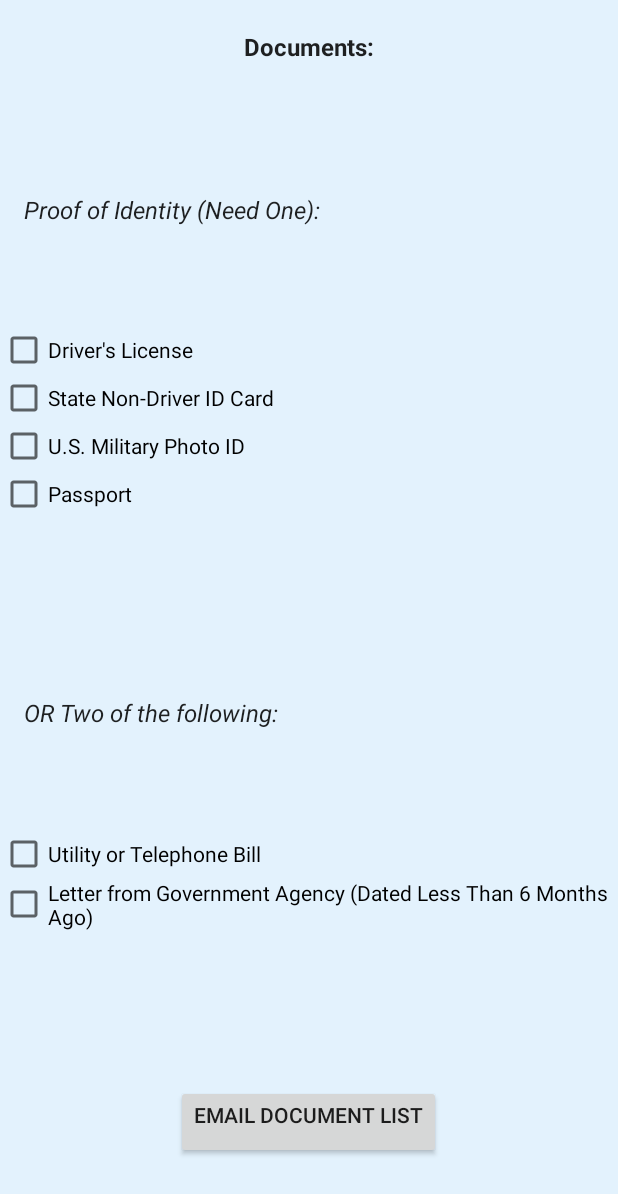
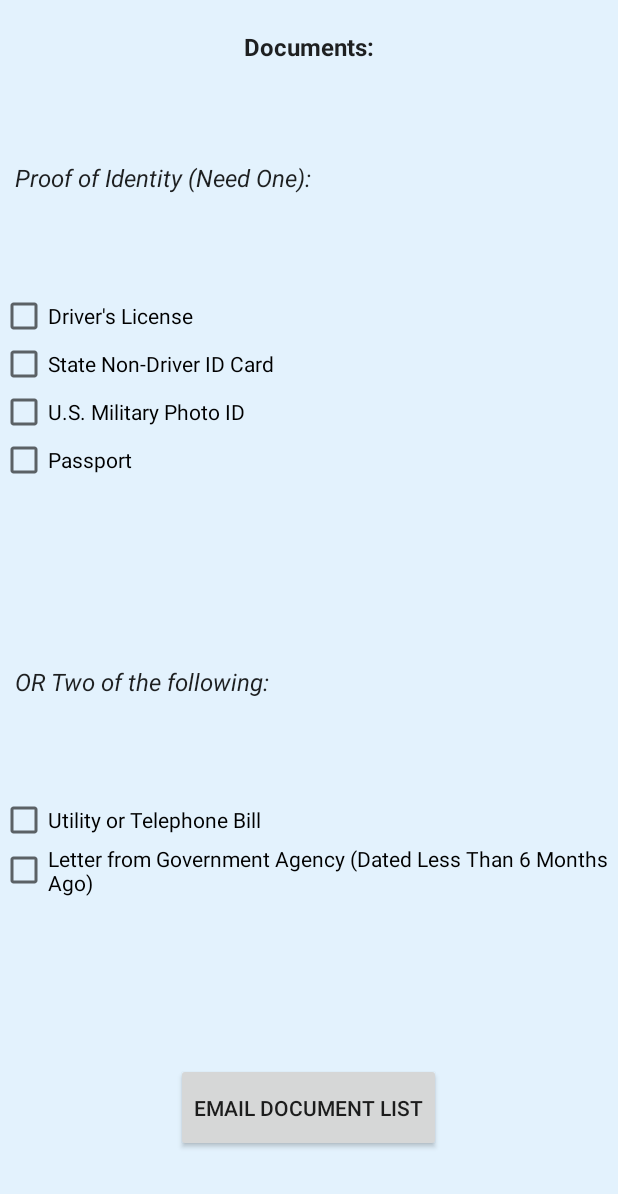
Before and after one commit to aurorakp/Papers, an Android app: the NYState_Birth_Cert_Activity screen opened directly, with no data from a screen before it, on a phone screen of 412 x 824 dp. Shown: the top 1194 px of the screen. Run offline under Robolectric (Android 15) with nearby library versions, the phone set to English and light mode, and no system bars.

Commit message:
Minor tweaks to variables and layouts; added docstrings in some methods.

```diff
--- a/app/src/main/AndroidManifest.xml
+++ b/app/src/main/AndroidManifest.xml
@@ -68,7 +68,6 @@
             <meta-data
                 android:name="android.support.PARENT_ACTIVITY"
                 android:value="com.example.android.papers.MainActivity" />
-
         </activity>
         <activity
             android:name=".NYC_Birth_Cert_Activity"
@@ -78,7 +77,6 @@
             <meta-data
                 android:name="android.support.PARENT_ACTIVITY"
                 android:value="com.example.android.papers.MainActivity" />
-
         </activity>
     </application>
 
--- a/app/src/main/java/com/example/android/papers/DMV_Activity.java
+++ b/app/src/main/java/com/example/android/papers/DMV_Activity.java
@@ -27,6 +27,10 @@ public class DMV_Activity extends AppCompatActivity implements AdapterView.OnIte
         dmv_lvnames = getResources().getStringArray(R.array.dmv_names);
         dmv_lvlinks = getResources().getStringArray(R.array.dmv_links);
         ListView dmv_list = (ListView) findViewById(R.id.dmv_list);
+
+        // Set up custom ArrayAdapter to handle the ListView and make the text
+        // larger and easier to see
+
         final ArrayAdapter<String> dmvAdapter = new ArrayAdapter<String>
                 (this, android.R.layout.simple_list_item_1, dmv_lvnames) {
             @Override
--- a/app/src/main/java/com/example/android/papers/NYC_Birth_Cert_Activity.java
+++ b/app/src/main/java/com/example/android/papers/NYC_Birth_Cert_Activity.java
@@ -72,6 +72,10 @@ public class NYC_Birth_Cert_Activity extends AppCompatActivity {
     }
 
     public void emailList(View view) {
+        /**
+         *  Sets up an email to send to the user (or someone else) with the list of documents
+         *  that they have checked for future reference.
+         */
 
         String header = "Documents Needed For New York City Birth Certificate Request: \n";
         String doclist = "Document List: " + "\n";
--- a/app/src/main/java/com/example/android/papers/NYState_Birth_Cert_Activity.java
+++ b/app/src/main/java/com/example/android/papers/NYState_Birth_Cert_Activity.java
@@ -49,6 +49,10 @@ public class NYState_Birth_Cert_Activity extends AppCompatActivity {
     }
 
     public void emailList(View view) {
+        /**
+         *  Sets up an email to send to the user (or someone else) with the list of documents
+         *  that they have checked for future reference.
+         */
 
         String header = "Documents Needed For NY State Birth Certificate Request: \n";
         String doclist = "Document List: " + "\n";
--- a/app/src/main/java/com/example/android/papers/Passport_Activity.java
+++ b/app/src/main/java/com/example/android/papers/Passport_Activity.java
@@ -26,6 +26,10 @@ public class Passport_Activity extends AppCompatActivity implements AdapterView.
         passport_lvnames = getResources().getStringArray(R.array.passport_names);
         passport_lvlinks = getResources().getStringArray(R.array.passport_links);
         ListView passport_list = (ListView) findViewById(R.id.passport_list);
+
+        // Set up custom ArrayAdapter to handle the ListView and make the text
+        // larger and easier to see
+
         final ArrayAdapter<String> passportAdapter = new ArrayAdapter<String>
                 (this, android.R.layout.simple_list_item_1, passport_lvnames) {
             @Override
--- a/app/src/main/java/com/example/android/papers/SSN_Activity.java
+++ b/app/src/main/java/com/example/android/papers/SSN_Activity.java
@@ -27,6 +27,10 @@ public class SSN_Activity extends AppCompatActivity implements AdapterView.OnIte
         ssn_lvnames = getResources().getStringArray(R.array.ssn_resource_name_array);
         ssn_lvlinks = getResources().getStringArray(R.array.ssn_resource_link_array);
         ListView ssn_list = (ListView) findViewById(R.id.ssn_list);
+
+        // Set up custom ArrayAdapter to handle the ListView and make the text
+        // larger and easier to see
+
         final ArrayAdapter<String> ssnAdapter = new ArrayAdapter<String>
                 (this, android.R.layout.simple_list_item_1, ssn_lvnames) {
             @Override
--- a/app/src/main/java/com/example/android/papers/idNYC_Activity.java
+++ b/app/src/main/java/com/example/android/papers/idNYC_Activity.java
@@ -27,6 +27,10 @@ public class idNYC_Activity extends AppCompatActivity implements AdapterView.OnI
         idnyc_lvnames = getResources().getStringArray(R.array.idnyc_names);
         idnyc_lvlinks = getResources().getStringArray(R.array.idnyc_links);
         ListView idnyc_list = (ListView) findViewById(R.id.idnyc_list);
+
+        // Set up custom ArrayAdapter to handle the ListView and make the text
+        // larger and easier to see
+
         final ArrayAdapter<String> idnycAdapter = new ArrayAdapter<String>
                 (this, android.R.layout.simple_list_item_1, idnyc_lvnames) {
             @Override
--- a/app/src/main/res/layout/activity_nyc__birth__cert_.xml
+++ b/app/src/main/res/layout/activity_nyc__birth__cert_.xml
@@ -175,6 +175,7 @@
             android:onClick="emailList"
             android:text="@string/emaildocs"
             android:paddingBottom="20dp"
+            android:paddingTop="20dp"
             android:layout_centerHorizontal="true"></Button>
     </RelativeLayout>
 </LinearLayout>
--- a/app/src/main/res/layout/activity_nystate__birth__cert_.xml
+++ b/app/src/main/res/layout/activity_nystate__birth__cert_.xml
@@ -100,6 +100,7 @@
             android:layout_centerHorizontal="true"
             android:onClick="emailList"
             android:paddingBottom="20dp"
+            android:paddingTop="20dp"
             android:text="@string/emaildocs" />
     </RelativeLayout>
 </LinearLayout>
--- a/app/src/main/res/values/array.xml
+++ b/app/src/main/res/values/array.xml
@@ -28,6 +28,10 @@
         <item>http://dmv.ny.gov/id-card/bget-non-driver-id-card-ndid  </item>
         <item>http://dmv.ny.gov/driver-license/get-driver-license</item>
     </string-array>
+    <string-array name="dmv_nondl_info">
+        <item>Completed Application</item>
+        <item>Proof of Identity/Date of Birth</item>
+    </string-array>
     <string-array name="birth_cert_names">
         <item>New York City Births Website</item>
         <item>New York City Births Documents</item>
--- a/app/src/main/res/values/strings.xml
+++ b/app/src/main/res/values/strings.xml
@@ -33,6 +33,7 @@
     <string name="nys_atleastone">At least one of the following:</string>
     <string name="nys_atleasttwo">OR Two of the following:</string>
 
+
     <!--  <string-array name="ssn_resource_name_array">
         <item>Get or Replace Social Security Card</item>
         <item>Documents Needed</item>
--- a/app/src/main/res/values/styles.xml
+++ b/app/src/main/res/values/styles.xml
@@ -13,12 +13,15 @@
 
     <style name="HeaderText1" parent="@android:style/TextAppearance">
         <item name="android:textStyle">bold</item>
-        <item name="android:padding">20dp</item>
+        <item name="android:paddingTop">20dp</item>
+        <item name="android:paddingLeft">20dp</item>
+        <item name="android:paddingRight">20dp</item>
+
     </style>
 
     <style name="HeaderText2" parent="@android:style/TextAppearance">
         <item name="android:textStyle">italic</item>
-        <item name="android:padding">16dp</item>
+        <item name="android:padding">10dp</item>
     </style>
 
     <style name="ButtonText">
```
Also changed, not shown: app/src/main/java/com/example/android/papers/Birth_Cert_Activity.java (+14 -6 lines), app/src/main/java/com/example/android/papers/MainActivity.java (+17 -11 lines).
